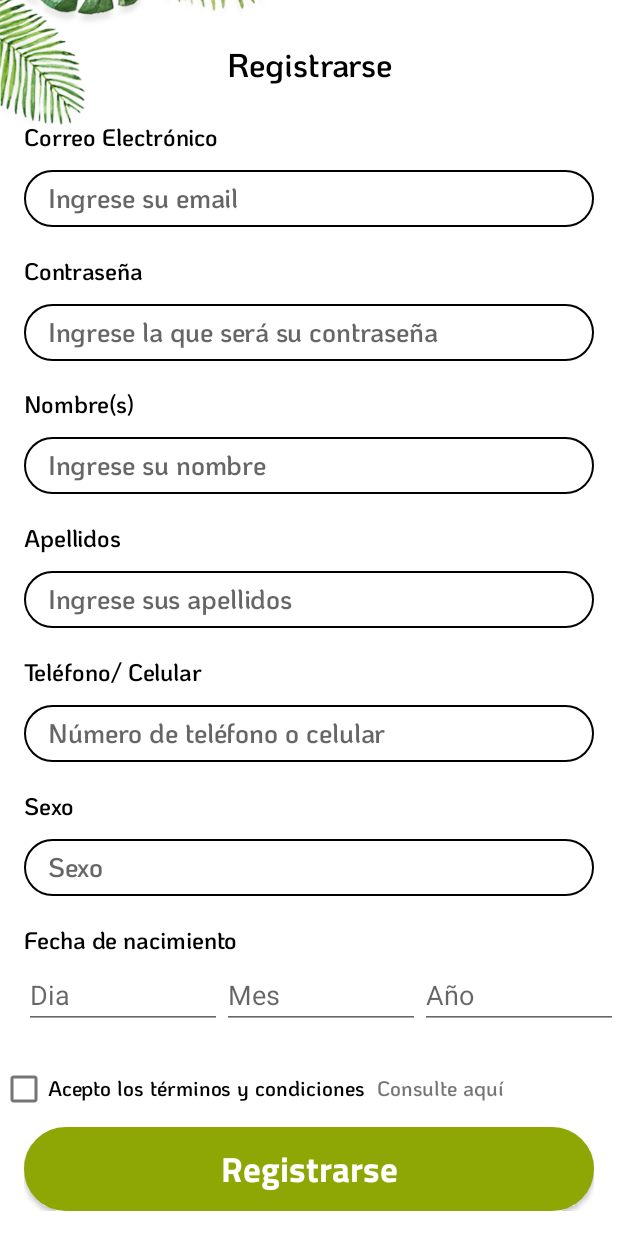
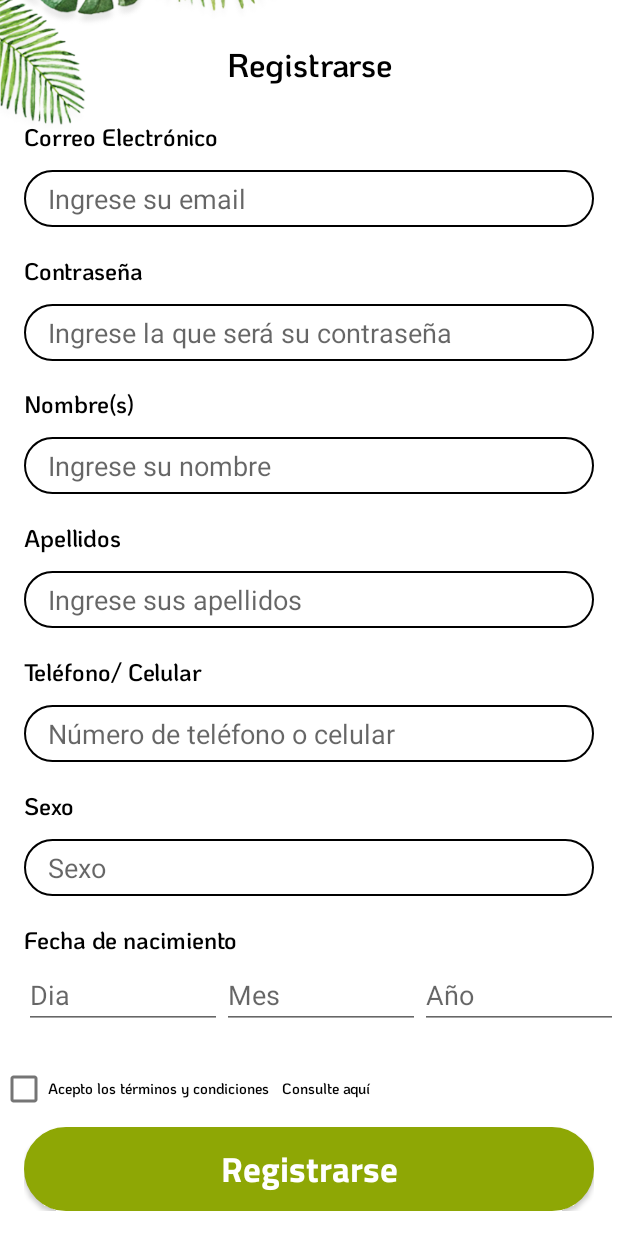
Before and after one commit to WolfkarlX/SpaTi, an Android app: the RegisterFragment screen opened through its navigation route, on a phone screen of 412 x 824 dp. Run offline under Robolectric (Android 15) with nearby library versions, the phone set to English and light mode, and no system bars; our stand-ins replace Dagger/Hilt's generated code, Firebase (no records; nobody signed in at launch, a user with empty details on screens opened directly), navigation-ui.

Commit message:
Define Font Family
The font family kaho was defined on res/values/theme.xml now all the
tags will inherit this font family.
The lines on files that has set the value were removed.

```diff
--- a/app/src/main/res/layout/fragment_appointments.xml
+++ b/app/src/main/res/layout/fragment_appointments.xml
@@ -23,7 +23,7 @@
             android:textStyle="bold"
             android:layout_marginTop="16dp"
             android:gravity="center"
-            android:fontFamily="@font/koho" />
+             />
         <ImageView
             android:layout_width="match_parent"
             android:layout_height="200dp"
@@ -37,7 +37,7 @@
             android:text="Lugar:"
             android:textColor="@android:color/black"
             android:textSize="16sp"
-            android:fontFamily="@font/koho"
+
             android:layout_marginTop="16dp" />
         <TextView
             android:layout_width="wrap_content"
@@ -53,6 +53,6 @@
             android:text="Tratamiento: Depilacion bikini\nPersonal: Jose Avalos\nFecha: Lunes 17 de Septiembre\nHora: 3:00 PM - 3:30 PM"
             android:textColor="@android:color/black"
             android:textSize="16sp"
-            android:fontFamily="@font/koho" />
+             />
     </LinearLayout>
 </FrameLayout>
--- a/app/src/main/res/layout/fragment_forgot_password.xml
+++ b/app/src/main/res/layout/fragment_forgot_password.xml
@@ -11,7 +11,6 @@
         android:layout_width="wrap_content"
         android:layout_height="wrap_content"
         android:layout_marginTop="25dp"
-        android:fontFamily="@font/titillium_web_bold"
         android:text="Forgot Password"
         android:textColor="@color/black"
         android:textSize="22dp"
@@ -23,7 +22,6 @@
         android:id="@+id/headline"
         android:layout_width="wrap_content"
         android:layout_height="wrap_content"
-        android:fontFamily="@font/titillium_web_regular"
         android:text="Note taking app where you save words"
         android:textColor="@color/black"
         android:textSize="14dp"
@@ -37,7 +35,6 @@
         android:layout_height="wrap_content"
         android:layout_marginStart="16dp"
         android:layout_marginTop="32dp"
-        android:fontFamily="@font/titillium_web_regular"
         android:text="Email"
         android:textColor="@color/black"
         android:textSize="16dp"
@@ -55,7 +52,6 @@
         android:layout_marginRight="16dp"
         android:background="@drawable/edittext_rounded"
         android:ems="10"
-        android:fontFamily="@font/titillium_web_regular"
         android:inputType="textPersonName"
         android:hint="Ingrese su correo"
         android:paddingLeft="16dp"
--- a/app/src/main/res/layout/fragment_register.xml
+++ b/app/src/main/res/layout/fragment_register.xml
@@ -27,7 +27,7 @@
             android:layout_width="wrap_content"
             android:layout_height="wrap_content"
             android:layout_marginTop="25dp"
-            android:fontFamily="@font/koho"
+
             android:text="Registrarse"
             android:textColor="@color/black"
             android:textSize="22dp"
@@ -41,7 +41,7 @@
             android:layout_height="wrap_content"
             android:layout_marginStart="16dp"
             android:layout_marginTop="16dp"
-            android:fontFamily="@font/koho"
+
             android:text="Correo Electrónico"
             android:textColor="@color/black"
             android:textSize="16dp"
@@ -59,7 +59,7 @@
             android:layout_marginRight="16dp"
             android:background="@drawable/edittext_rounded"
             android:ems="10"
-            android:fontFamily="@font/koho"
+
             android:inputType="textEmailAddress"
             android:hint="Ingrese su email"
             android:paddingLeft="16dp"
@@ -73,7 +73,7 @@
             android:layout_width="wrap_content"
             android:layout_height="wrap_content"
             android:layout_marginTop="16dp"
-            android:fontFamily="@font/koho"
+
             android:text="Contraseña"
             android:textColor="@color/black"
             android:textSize="16dp"
@@ -88,7 +88,7 @@
             android:layout_height="38dp"
             android:layout_marginTop="8dp"
             android:background="@drawable/edittext_rounded"
-            android:fontFamily="@font/koho"
+
             android:inputType="textPassword"
             android:hint="Ingrese la que será su contraseña"
             android:paddingLeft="16dp"
@@ -103,7 +103,7 @@
             android:layout_height="wrap_content"
             android:layout_marginStart="16dp"
             android:layout_marginTop="15dp"
-            android:fontFamily="@font/koho"
+
             android:text="Nombre(s)"
             android:textColor="@color/black"
             android:textSize="16dp"
@@ -121,7 +121,7 @@
             android:layout_marginRight="16dp"
             android:background="@drawable/edittext_rounded"
             android:ems="10"
-            android:fontFamily="@font/koho"
+
             android:inputType="textPersonName"
             android:hint="Ingrese su nombre"
             android:paddingLeft="16dp"
@@ -136,7 +136,7 @@
             android:layout_height="wrap_content"
             android:layout_marginStart="16dp"
             android:layout_marginTop="16dp"
-            android:fontFamily="@font/koho"
+
             android:text="Apellidos"
             android:textColor="@color/black"
             android:textSize="16dp"
@@ -154,7 +154,7 @@
             android:layout_marginRight="16dp"
             android:background="@drawable/edittext_rounded"
             android:ems="10"
-            android:fontFamily="@font/koho"
+
             android:inputType="textPersonName"
             android:hint="Ingrese sus apellidos"
             android:paddingLeft="16dp"
@@ -169,7 +169,7 @@
             android:layout_height="wrap_content"
             android:layout_marginStart="16dp"
             android:layout_marginTop="16dp"
-            android:fontFamily="@font/koho"
+
             android:text="Teléfono/ Celular"
             android:textColor="@color/black"
             android:textSize="16dp"
@@ -187,7 +187,7 @@
             android:layout_marginRight="16dp"
             android:background="@drawable/edittext_rounded"
             android:ems="10"
-            android:fontFamily="@font/koho"
+
             android:hint="Número de teléfono o celular"
             android:paddingLeft="16dp"
             android:inputType="number|phone"
@@ -202,7 +202,7 @@
             android:layout_height="wrap_content"
             android:layout_marginStart="16dp"
             android:layout_marginTop="16dp"
-            android:fontFamily="@font/koho"
+
             android:text="Sexo"
             android:textColor="@color/black"
             android:textSize="16dp"
@@ -220,7 +220,7 @@
             android:layout_marginRight="16dp"
             android:background="@drawable/edittext_rounded"
             android:ems="10"
-            android:fontFamily="@font/koho"
+
             android:hint="Sexo"
             android:paddingLeft="16dp"
             android:inputType="text"
@@ -235,7 +235,7 @@
             android:layout_height="wrap_content"
             android:layout_marginStart="16dp"
             android:layout_marginTop="16dp"
-            android:fontFamily="@font/koho"
+
             android:text="Fecha de nacimiento"
             android:textColor="@color/black"
             android:textSize="16dp"
@@ -287,7 +287,7 @@
                 android:id="@+id/terms_checkbox"
                 android:layout_width="wrap_content"
                 android:layout_height="wrap_content"
-                android:fontFamily="@font/koho"
+
                 android:text="Acepto los términos y condiciones"/>
 
             <TextView
@@ -295,7 +295,7 @@
                 android:layout_width="wrap_content"
                 android:layout_height="wrap_content"
                 android:layout_marginStart="8dp"
-                android:fontFamily="@font/koho"
+
                 android:text="Consulte aquí"
                 android:textStyle="bold"
                 android:clickable="true"
--- a/app/src/main/res/layout/fragment_tags_list.xml
+++ b/app/src/main/res/layout/fragment_tags_list.xml
@@ -19,7 +19,7 @@
             android:text="Etiquetas"
             android:textSize="30sp"
             android:textColor="@color/v_oscuro"
-            android:fontFamily="@font/koho" />
+             />
         <ScrollView
             android:layout_width="match_parent"
             android:layout_height="wrap_content"
--- a/app/src/main/res/values/styles.xml
+++ b/app/src/main/res/values/styles.xml
@@ -3,4 +3,7 @@
         <item name="android:background">@color/gray_400</item>
         <item name="exampleColor">@color/light_blue_400</item>
     </style>
+    <style name="CustomTextFontFamily">
+        <item name="android:fontFamily">@font/koho</item>
+    </style>
 </resources>
--- a/app/src/main/res/values/themes.xml
+++ b/app/src/main/res/values/themes.xml
@@ -11,7 +11,12 @@
         <item name="colorOnSecondary">@color/black</item>
         <!-- Status bar color. -->
         <item name="android:statusBarColor" tools:targetApi="l">?attr/colorPrimaryVariant</item>
-        <!-- Customize your theme here. -->
+        <!-- Text appearance defaults -->
+        <item name="android:textViewStyle">@style/CustomTextFontFamily</item>
+        <item name="android:buttonStyle">@style/CustomTextFontFamily</item>
+        <item name="android:editTextStyle">@style/CustomTextFontFamily</item>
+        <item name="android:textAppearance">@style/CustomTextFontFamily</item>
+        <item name="android:checkboxStyle">@style/CustomTextFontFamily</item>
     </style>
 
     <style name="TitilliumWebBold">
```
Also changed, not shown: app/src/main/res/layout/cita_agendada.xml (+5 -5 lines), app/src/main/res/layout/fragment_edit_profile.xml (+1 -10 lines), app/src/main/res/layout/fragment_favorites.xml (+5 -5 lines), app/src/main/res/layout/fragment_login.xml (+0 -9 lines), app/src/main/res/layout/fragment_spa_home.xml (+6 -6 lines), app/src/main/res/layout/fragment_spa_register.xml (+11 -11 lines), app/src/main/res/layout/fragment_user_home.xml (+9 -10 lines), app/src/main/res/layout/horario.xml (+16 -16 lines), app/src/main/res/layout/my_profile_edit.xml (+10 -10 lines), app/src/main/res/layout/personal.xml (+12 -12 lines), app/src/main/res/layout/spa_cita.xml (+18 -18 lines).
